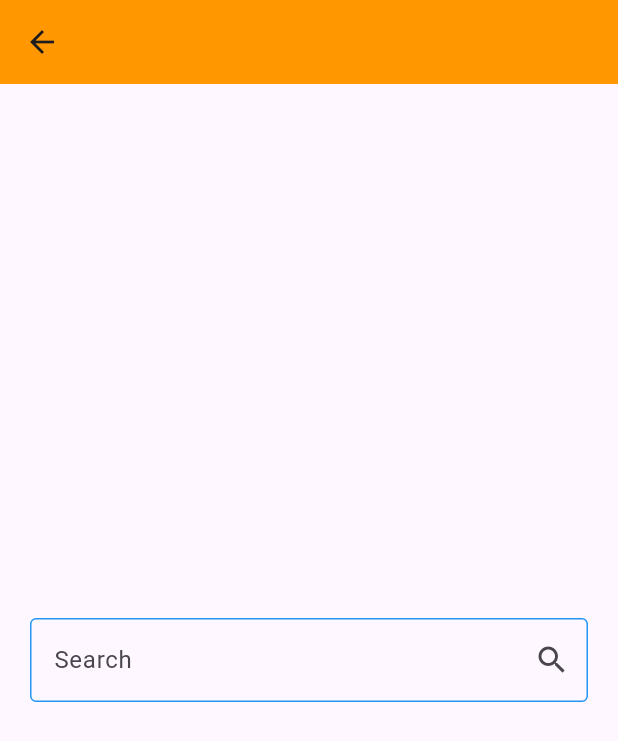
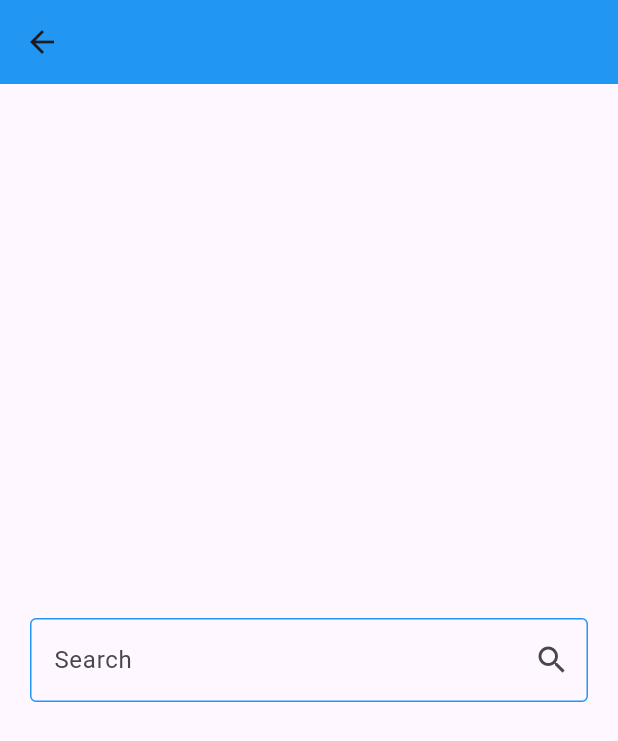
Before and after one commit to ibrahimagdy/weather_app, a Flutter app: the screen it shows after launch, after a tap on the "search" icon, on a phone screen of 412 x 824 dp. Shown: the top 741 px of the screen. Run offline on Flutter 3.47's test engine with Material 3 defaults, Android fonts, the phone set to English and light mode, and no system bars; our stand-ins replace dio, flutter_bloc.

Commit message:
update and finish weather app

```diff
--- a/lib/main.dart
+++ b/lib/main.dart
@@ -36,7 +36,7 @@ class WeatherApp extends StatelessWidget {
 
 Color getWeatherColor(String? condition) {
   if (condition == null) {
-    return Colors.orange;
+    return Colors.blue;
   }
   switch (condition) {
     case "Sunny":
--- a/lib/view_model/cubits/get_weather_cubit/get_weather_cubit.dart
+++ b/lib/view_model/cubits/get_weather_cubit/get_weather_cubit.dart
@@ -11,9 +11,10 @@ class GetWeatherCubit extends Cubit<WeatherStates> {
   WeatherModel? weatherModel;
 
   getWeather({required String cityName}) async {
+    emit(WeatherLoadedState());
     try {
       weatherModel = await ApiManger(Dio()).getWeather(cityName: cityName);
-      emit(WeatherLoadedSuccessState(weatherModel!));
+      emit(WeatherSuccessState(weatherModel!));
     } catch (e) {
       emit(WeatherFailureState());
     }
--- a/lib/view_model/cubits/get_weather_cubit/weather_states.dart
+++ b/lib/view_model/cubits/get_weather_cubit/weather_states.dart
@@ -4,10 +4,12 @@ class WeatherStates {}
 
 class WeatherInitialState extends WeatherStates {}
 
-class WeatherLoadedSuccessState extends WeatherStates {
+class WeatherLoadedState extends WeatherStates {}
+
+class WeatherSuccessState extends WeatherStates {
   final WeatherModel weatherModel;
 
-  WeatherLoadedSuccessState(this.weatherModel);
+  WeatherSuccessState(this.weatherModel);
 }
 
 class WeatherFailureState extends WeatherStates {}
--- a/lib/views/home_view.dart
+++ b/lib/views/home_view.dart
@@ -14,7 +14,13 @@ class HomeView extends StatelessWidget {
   Widget build(BuildContext context) {
     return Scaffold(
       appBar: AppBar(
-        title: const Text('Weather App'),
+        title: const Text(
+          'Weather App',
+          style: TextStyle(
+            color: Colors.white,
+            fontSize: 24,
+          ),
+        ),
         actions: [
           IconButton(
             onPressed: () {
@@ -26,21 +32,30 @@ class HomeView extends StatelessWidget {
                 ),
               );
             },
-            icon: const Icon(Icons.search),
+            icon: const Icon(
+              Icons.search,
+              color: Colors.white,
+              size: 28,
+            ),
           ),
         ],
       ),
       body: BlocBuilder<GetWeatherCubit, WeatherStates>(
         builder: (context, state) {
-          if (state is WeatherLoadedSuccessState) {
+          if (state is WeatherSuccessState) {
             return WeatherInfoBody(
               weather: state.weatherModel,
             );
           } else if (state is WeatherInitialState) {
             return const NoWeatherBody();
+          } else if (state is WeatherLoadedState) {
+            return const Center(
+              child: CircularProgressIndicator(),
+            );
           } else {
             return const Center(
-              child: Text('Oops, There was an error'),
+              child:
+                  Text('Oops, There was an error, try to enter correct city'),
             );
           }
         },
```
Also changed, not shown: pubspec.lock, 1 other file.
